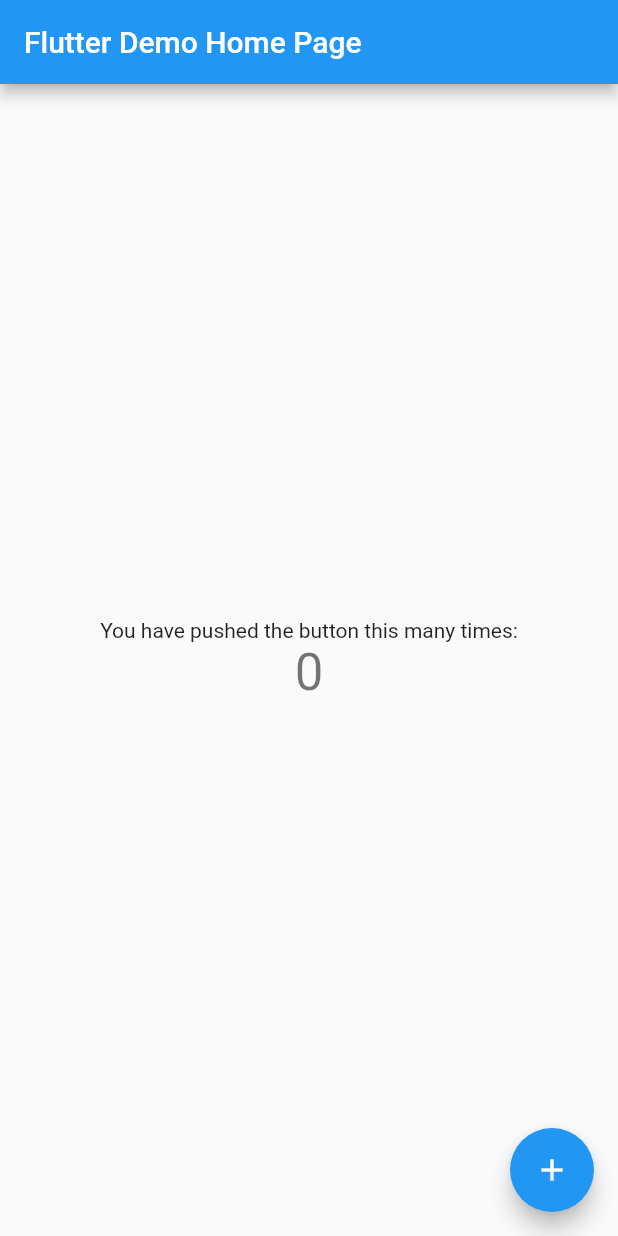
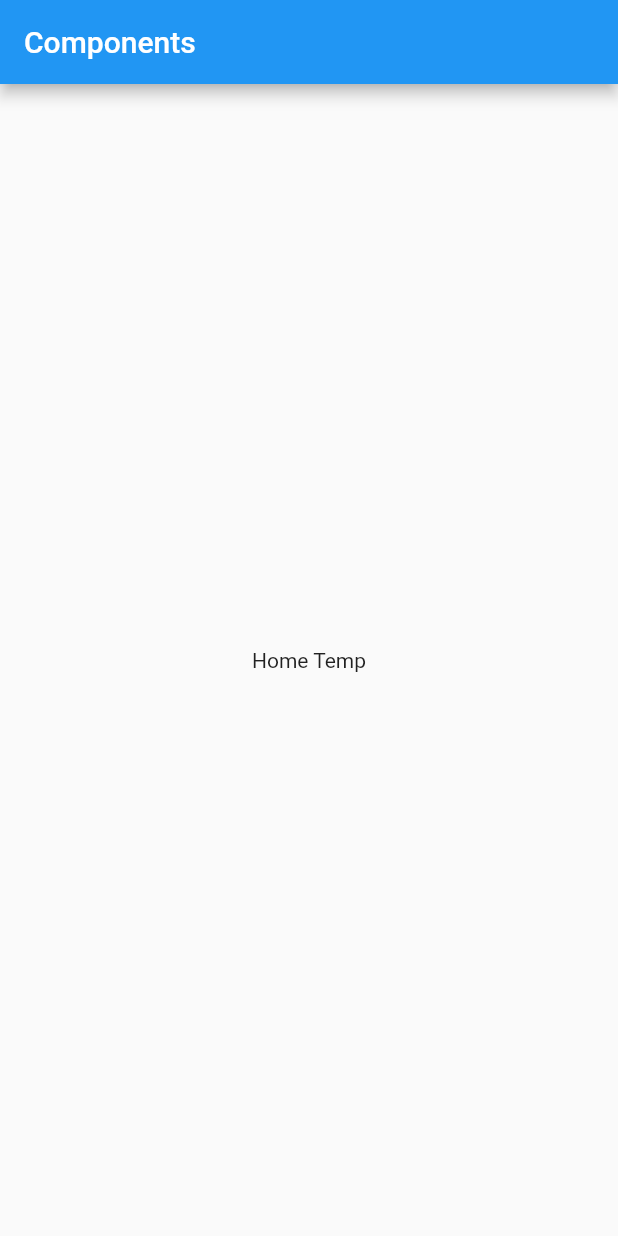
Before and after one commit to Daniel-Penaloza/FlutterComponents, a Flutter app: the screen it shows after launch, on a phone screen of 412 x 824 dp. Run offline on Flutter 3.47's test engine with Material 2 defaults, Android fonts, the phone set to English and light mode, and no system bars.

Commit message:
Adding a stalesswidget

```diff
--- a/lib/main.dart
+++ b/lib/main.dart
@@ -1,117 +1,21 @@
 import 'package:flutter/material.dart';
 
-void main() {
-  runApp(MyApp());
-}
+
+import 'package:components/src/pages/home_temp.dart';
+void main() => runApp(MyApp());
 
 class MyApp extends StatelessWidget {
-  // This widget is the root of your application.
   @override
   Widget build(BuildContext context) {
     return MaterialApp(
-      title: 'Flutter Demo',
-      theme: ThemeData(
-        // This is the theme of your application.
-        //
-        // Try running your application with "flutter run". You'll see the
-        // application has a blue toolbar. Then, without quitting the app, try
-        // changing the primarySwatch below to Colors.green and then invoke
-        // "hot reload" (press "r" in the console where you ran "flutter run",
-        // or simply save your changes to "hot reload" in a Flutter IDE).
-        // Notice that the counter didn't reset back to zero; the application
-        // is not restarted.
-        primarySwatch: Colors.blue,
-        // This makes the visual density adapt to the platform that you run
-        // the app on. For desktop platforms, the controls will be smaller and
-        // closer together (more dense) than on mobile platforms.
-        visualDensity: VisualDensity.adaptivePlatformDensity,
+      title: 'Components App',
+      debugShowCheckedModeBanner: false,
+      home: Scaffold(
+        appBar: AppBar(
+          title: Text('Components'),
+        ),
+        body: HomePageTemp()
       ),
-      home: MyHomePage(title: 'Flutter Demo Home Page'),
     );
   }
 }
-
-class MyHomePage extends StatefulWidget {
-  MyHomePage({Key key, this.title}) : super(key: key);
-
-  // This widget is the home page of your application. It is stateful, meaning
-  // that it has a State object (defined below) that contains fields that affect
-  // how it looks.
-
-  // This class is the configuration for the state. It holds the values (in this
-  // case the title) provided by the parent (in this case the App widget) and
-  // used by the build method of the State. Fields in a Widget subclass are
-  // always marked "final".
-
-  final String title;
-
-  @override
-  _MyHomePageState createState() => _MyHomePageState();
-}
-
-class _MyHomePageState extends State<MyHomePage> {
-  int _counter = 0;
-
-  void _incrementCounter() {
-    setState(() {
-      // This call to setState tells the Flutter framework that something has
-      // changed in this State, which causes it to rerun the build method below
-      // so that the display can reflect the updated values. If we changed
-      // _counter without calling setState(), then the build method would not be
-      // called again, and so nothing would appear to happen.
-      _counter++;
-    });
-  }
-
-  @override
-  Widget build(BuildContext context) {
-    // This method is rerun every time setState is called, for instance as done
-    // by the _incrementCounter method above.
-    //
-    // The Flutter framework has been optimized to make rerunning build methods
-    // fast, so that you can just rebuild anything that needs updating rather
-    // than having to individually change instances of widgets.
-    return Scaffold(
-      appBar: AppBar(
-        // Here we take the value from the MyHomePage object that was created by
-        // the App.build method, and use it to set our appbar title.
-        title: Text(widget.title),
-      ),
-      body: Center(
-        // Center is a layout widget. It takes a single child and positions it
-        // in the middle of the parent.
-        child: Column(
-          // Column is also a layout widget. It takes a list of children and
-          // arranges them vertically. By default, it sizes itself to fit its
-          // children horizontally, and tries to be as tall as its parent.
-          //
-          // Invoke "debug painting" (press "p" in the console, choose the
-          // "Toggle Debug Paint" action from the Flutter Inspector in Android
-          // Studio, or the "Toggle Debug Paint" command in Visual Studio Code)
-          // to see the wireframe for each widget.
-          //
-          // Column has various properties to control how it sizes itself and
-          // how it positions its children. Here we use mainAxisAlignment to
-          // center the children vertically; the main axis here is the vertical
-          // axis because Columns are vertical (the cross axis would be
-          // horizontal).
-          mainAxisAlignment: MainAxisAlignment.center,
-          children: <Widget>[
-            Text(
-              'You have pushed the button this many times:',
-            ),
-            Text(
-              '$_counter',
-              style: Theme.of(context).textTheme.headline4,
-            ),
-          ],
-        ),
-      ),
-      floatingActionButton: FloatingActionButton(
-        onPressed: _incrementCounter,
-        tooltip: 'Increment',
-        child: Icon(Icons.add),
-      ), // This trailing comma makes auto-formatting nicer for build methods.
-    );
-  }
-}
--- /dev/null
+++ b/lib/src/pages/home_temp.dart
@@ -0,0 +1,11 @@
+import 'package:flutter/material.dart';
+
+class HomePageTemp extends StatelessWidget {
+  @override
+  Widget build(BuildContext context) {
+    return Center(
+          child: Text('Home Temp'),
+    );
+  }
+
+}
```
Also changed, not shown: 5 other files.
